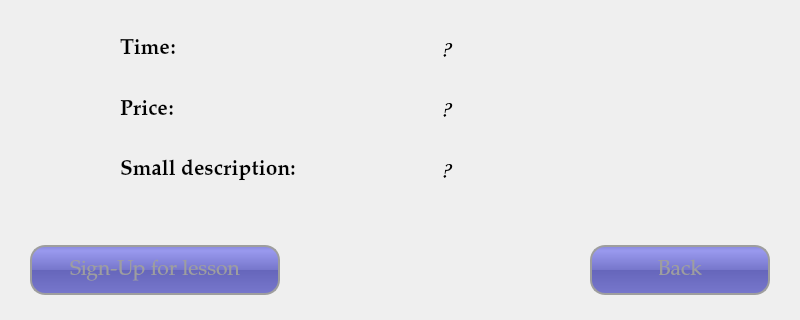
Before: the Qt Designer form UI/LessonDescriptionPageUI.ui in tural777/FinalProject, drawn with Qt 5; both pictures show x 0 to 800 and y 280 to 600 of the 800 by 600 pixel window.
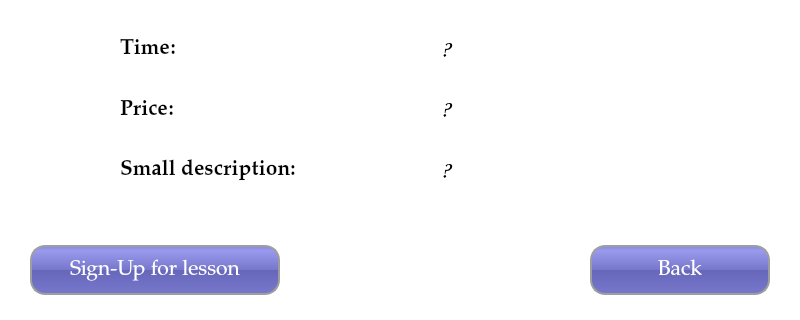
After: the same form once the commit is applied.

```diff
--- a/UI/LessonDescriptionPageUI.ui
+++ b/UI/LessonDescriptionPageUI.ui
@@ -31,6 +31,9 @@
   <property name="windowTitle">
    <string>Term Spors Complex</string>
   </property>
+  <property name="styleSheet">
+   <string notr="true">background-color: rgb(255, 255, 255);</string>
+  </property>
   <widget class="QPushButton" name="btn_back">
    <property name="geometry">
     <rect>
@@ -55,7 +58,7 @@
 	border: 2px solid #9E9E9E;
 	border-radius: 15px;
 	background-color: QLinearGradient( x1: 0, y1: 0, x2: 0, y2: 1, stop: 0 #88d, stop: 0.1 #99e, stop: 0.49 #77c, stop: 0.5 #66b, stop: 1 #77c);
-	color: #9E9E9E;
+	color: #FFFFFF;
 }
 QPushButton:hover{
 	color: #FFFFFF;
@@ -320,7 +323,7 @@
 	border: 2px solid #9E9E9E;
 	border-radius: 15px;
 	background-color: QLinearGradient( x1: 0, y1: 0, x2: 0, y2: 1, stop: 0 #88d, stop: 0.1 #99e, stop: 0.49 #77c, stop: 0.5 #66b, stop: 1 #77c);
-	color: #9E9E9E;
+	color: #FFFFFF;
 }
 QPushButton:hover{
 	color: #FFFFFF;
```
Left out of the diff: 4 changed lines with no effect on the pictures.
